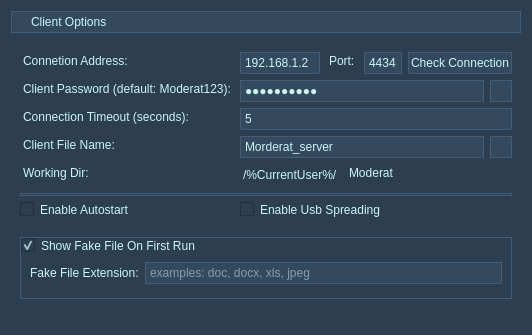
5l1v3r1/Moderat, file source/builder/builder-ui.ui: the form before one commit; both pictures show x 0 to 532 and y 0 to 335 of the 532 by 583 pixel window.
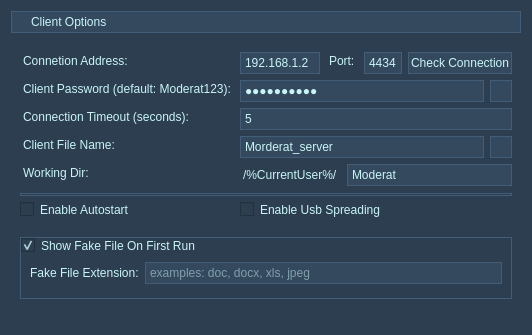
The form after the commit. Icons and pictures are not drawn.

Diff of the .ui file:
```diff
--- a/source/builder/builder-ui.ui
+++ b/source/builder/builder-ui.ui
@@ -89,7 +89,7 @@
          <item>
           <widget class="QLineEdit" name="workingDirLine">
            <property name="styleSheet">
-            <string notr="true">QLineEdit#currentUserLine {
+            <string notr="true">QLineEdit#workingDirLine {
 			border: 1px ridge;
             border-color: #2c3e50;
 			padding: 2px;
```
Left out of the diff: 2 changed lines with no effect on the pictures.
